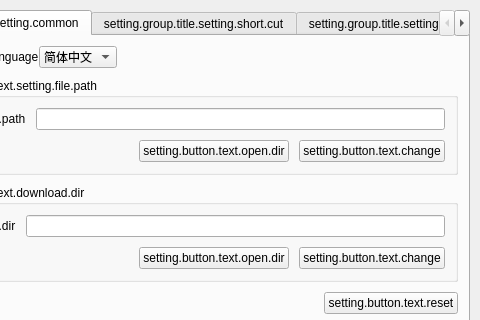
Above: settingview.ui from DoYoungDo/DrawingBoard before the change; both pictures show x 123 to 603 and y 0 to 320 of the 603 by 453 pixel window. Below: the same form after it.
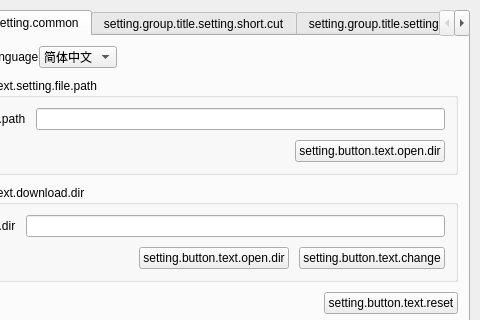
That is the form after the change. Icons and pictures are not drawn.

Patch:
```diff
--- a/settingview.ui
+++ b/settingview.ui
@@ -152,13 +152,6 @@
               </property>
              </widget>
             </item>
-            <item>
-             <widget class="QPushButton" name="pushButton_2">
-              <property name="text">
-               <string>setting.button.text.change</string>
-              </property>
-             </widget>
-            </item>
            </layout>
           </item>
          </layout>
```
Left out of the diff: 6 changed lines with no effect on the pictures.
